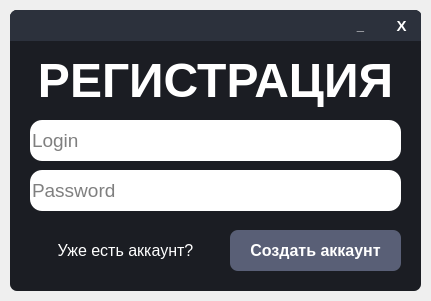
This is VK_Bot/Registration_Window/registration_window.ui in otaboyevsardorbek1/VK-Bot-ru as Qt 5 draws it before an edit. The edited form follows.
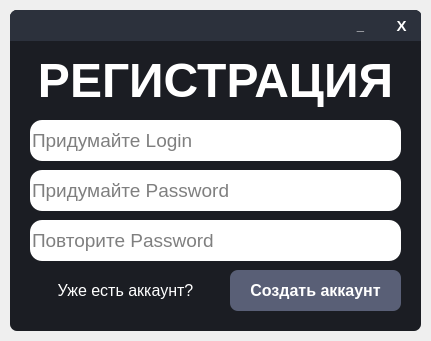
This is the edited form. Icons and pictures are not drawn.

```diff
--- a/VK_Bot/Registration_Window/registration_window.ui
+++ b/VK_Bot/Registration_Window/registration_window.ui
@@ -7,7 +7,7 @@
     <x>0</x>
     <y>0</y>
     <width>431</width>
-    <height>301</height>
+    <height>341</height>
    </rect>
   </property>
   <property name="windowTitle">
@@ -20,7 +20,7 @@
       <x>10</x>
       <y>10</y>
       <width>411</width>
-      <height>281</height>
+      <height>321</height>
      </rect>
     </property>
     <property name="styleSheet">
@@ -119,7 +119,6 @@
        <string notr="true">QPushButton{
 	color: white;
 	border: none;
-	border-top-right-radius: 7px;
 	background-color: #2C313C;
 }
 
@@ -209,13 +208,13 @@
       <bool>false</bool>
      </property>
      <property name="placeholderText">
-      <string>Login</string>
+      <string>Придумайте Login</string>
      </property>
      <property name="cursorMoveStyle">
       <enum>Qt::LogicalMoveStyle</enum>
      </property>
     </widget>
-    <widget class="QLineEdit" name="PasswordLineEdit">
+    <widget class="QLineEdit" name="PasswordLineEdit_1">
      <property name="geometry">
       <rect>
        <x>20</x>
@@ -256,14 +255,14 @@
       <bool>false</bool>
      </property>
      <property name="placeholderText">
-      <string>Password</string>
+      <string>Придумайте Password</string>
      </property>
     </widget>
     <widget class="QPushButton" name="CreateAccountButton">
      <property name="geometry">
       <rect>
        <x>220</x>
-       <y>220</y>
+       <y>260</y>
        <width>171</width>
        <height>41</height>
       </rect>
@@ -301,7 +300,7 @@
      <property name="geometry">
       <rect>
        <x>45</x>
-       <y>230</y>
+       <y>270</y>
        <width>141</width>
        <height>21</height>
       </rect>
@@ -336,7 +335,7 @@
       <string>Уже есть аккаунт?</string>
      </property>
     </widget>
-    <widget class="QFrame" name="frame">
+    <widget class="QPushButton" name="ShowPasswordButton_1">
      <property name="geometry">
       <rect>
        <x>350</x>
@@ -346,7 +345,8 @@
       </rect>
      </property>
      <property name="styleSheet">
-      <string notr="true">QFrame{
+      <string notr="true">QPushButton{
+	border: none;
 	border-bottom-right-radius: 12px;
 	border-top-right-radius: 12px;
 	border-bottom-left-radius: 0px;
@@ -354,17 +354,69 @@
 	background-color: white;
 }</string>
      </property>
-     <property name="frameShape">
-      <enum>QFrame::StyledPanel</enum>
+     <property name="text">
+      <string/>
      </property>
-     <property name="frameShadow">
-      <enum>QFrame::Raised</enum>
+     <property name="icon">
+      <iconset>
+       <normaloff>../../Icons/eyeOn.png</normaloff>../../Icons/eyeOn.png</iconset>
      </property>
-     <widget class="QPushButton" name="ShowPasswordButton">
+     <property name="iconSize">
+      <size>
+       <width>32</width>
+       <height>32</height>
+      </size>
+     </property>
+    </widget>
+    <widget class="QLineEdit" name="PasswordLineEdit_2">
       <property name="geometry">
        <rect>
-        <x>0</x>
-        <y>0</y>
+       <x>20</x>
+       <y>210</y>
+       <width>331</width>
+       <height>41</height>
+      </rect>
+     </property>
+     <property name="font">
+      <font>
+       <pointsize>14</pointsize>
+      </font>
+     </property>
+     <property name="styleSheet">
+      <string notr="true">QLineEdit{
+	border-bottom-right-radius: 0px;
+	border-top-right-radius: 0px;
+	border-bottom-left-radius: 12px;
+	border-top-left-radius: 12px;
+}</string>
+     </property>
+     <property name="inputMask">
+      <string/>
+     </property>
+     <property name="text">
+      <string/>
+     </property>
+     <property name="frame">
+      <bool>false</bool>
+     </property>
+     <property name="echoMode">
+      <enum>QLineEdit::Password</enum>
+     </property>
+     <property name="dragEnabled">
+      <bool>false</bool>
+     </property>
+     <property name="readOnly">
+      <bool>false</bool>
+     </property>
+     <property name="placeholderText">
+      <string>Повторите Password</string>
+     </property>
+    </widget>
+    <widget class="QPushButton" name="ShowPasswordButton_2">
+     <property name="geometry">
+      <rect>
+       <x>350</x>
+       <y>210</y>
         <width>41</width>
         <height>41</height>
        </rect>
@@ -372,6 +424,11 @@
       <property name="styleSheet">
        <string notr="true">QPushButton{
 	border: none;
+	border-bottom-right-radius: 12px;
+	border-top-right-radius: 12px;
+	border-bottom-left-radius: 0px;
+	border-top-left-radius: 0px;
+	background-color: white;
 }</string>
       </property>
       <property name="text">
@@ -387,7 +444,6 @@
         <height>32</height>
        </size>
       </property>
-     </widget>
     </widget>
    </widget>
   </widget>
```
Lines whose indentation alone changed are shown as unchanged.
